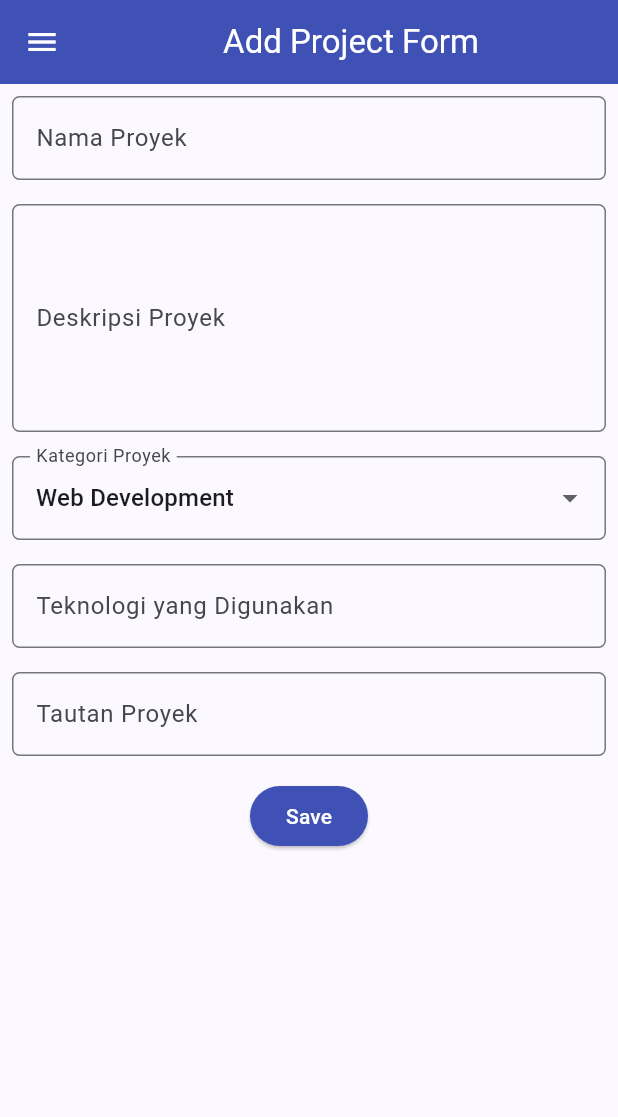
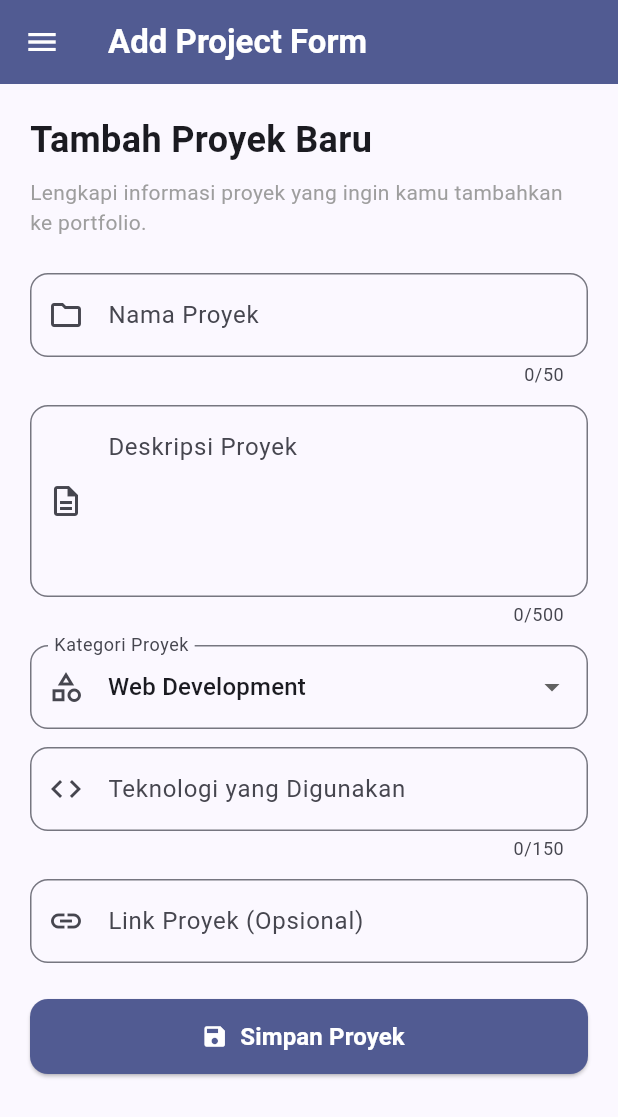
Before and after one commit to ranifaizah/myportofolio_mobile, a Flutter app: the screen it shows after launch, in the side drawer, after a tap on "Add Project", on a phone screen of 412 x 824 dp. Shown: the top 1117 px of the screen. Run offline on Flutter 3.47's test engine with Material 3 defaults, Android fonts, the phone set to English and light mode, and no system bars; our stand-ins replace material_ui.

Commit message:
edit: project form.dart to check validation

```diff
--- a/lib/screens/project_form.dart
+++ b/lib/screens/project_form.dart
@@ -9,13 +9,20 @@ class ProjectFormPage extends StatefulWidget {
 }
 
 class _ProjectFormPageState extends State<ProjectFormPage> {
+  // Global key untuk validasi form
   final _formKey = GlobalKey<FormState>();
 
-  String _projectName = "";
-  String _description = "";
-  String _category = "Web Development";
-  String _technologies = "";
-  String _projectLink = "";
+  // Controller untuk setiap input
+  final TextEditingController _projectNameController = TextEditingController();
+
+  final TextEditingController _descriptionController = TextEditingController();
+
+  final TextEditingController _technologiesController = TextEditingController();
+
+  final TextEditingController _projectLinkController = TextEditingController();
+
+  // Kategori proyek
+  String? _category = 'Web Development';
 
   final List<String> _categories = [
     'Web Development',
@@ -25,197 +32,273 @@ class _ProjectFormPageState extends State<ProjectFormPage> {
     'Other',
   ];
 
+  // Membersihkan controller ketika halaman ditutup
+  @override
+  void dispose() {
+    _projectNameController.dispose();
+    _descriptionController.dispose();
+    _technologiesController.dispose();
+    _projectLinkController.dispose();
+    super.dispose();
+  }
+
+  // Fungsi menyimpan data
+  void _saveProject() {
+    if (_formKey.currentState!.validate()) {
+      FocusScope.of(context).unfocus();
+
+      showDialog(
+        context: context,
+        builder: (context) {
+          return AlertDialog(
+            title: const Text('Proyek Berhasil Ditambahkan!'),
+            content: SingleChildScrollView(
+              child: Column(
+                crossAxisAlignment: CrossAxisAlignment.start,
+                mainAxisSize: MainAxisSize.min,
+                children: [
+                  Text('Nama Proyek: ${_projectNameController.text.trim()}'),
+                  const SizedBox(height: 8),
+                  Text('Deskripsi: ${_descriptionController.text.trim()}'),
+                  const SizedBox(height: 8),
+                  Text('Kategori: $_category'),
+                  const SizedBox(height: 8),
+                  Text(
+                    'Teknologi: ${_technologiesController.text.trim().isEmpty ? "-" : _technologiesController.text.trim()}',
+                  ),
+                  const SizedBox(height: 8),
+                  Text(
+                    'Link: ${_projectLinkController.text.trim().isEmpty ? "-" : _projectLinkController.text.trim()}',
+                  ),
+                ],
+              ),
+            ),
+            actions: [
+              TextButton(
+                onPressed: () {
+                  Navigator.pop(context);
+                },
+                child: const Text('OK'),
+              ),
+            ],
+          );
+        },
+      );
+    }
+  }
+
   @override
   Widget build(BuildContext context) {
     return Scaffold(
       appBar: AppBar(
-        title: const Center(child: Text('Add Project Form')),
-        backgroundColor: Colors.indigo,
+        title: const Text(
+          'Add Project Form',
+          style: TextStyle(fontWeight: FontWeight.bold),
+        ),
+        backgroundColor: Theme.of(context).colorScheme.primary,
         foregroundColor: Colors.white,
       ),
 
       drawer: const LeftDrawer(),
 
-      body: Form(
-        key: _formKey,
+      // Form dibuat scrollable agar nyaman pada layar kecil
+      body: SafeArea(
         child: SingleChildScrollView(
-          child: Column(
-            crossAxisAlignment: CrossAxisAlignment.start,
-            children: [
-              // === Project Name ===
-              Padding(
-                padding: const EdgeInsets.all(8.0),
-                child: TextFormField(
+          keyboardDismissBehavior: ScrollViewKeyboardDismissBehavior.onDrag,
+          padding: const EdgeInsets.all(20),
+
+          child: Form(
+            key: _formKey,
+
+            child: Column(
+              crossAxisAlignment: CrossAxisAlignment.start,
+              children: [
+                const Text(
+                  'Tambah Proyek Baru',
+                  style: TextStyle(fontSize: 24, fontWeight: FontWeight.bold),
+                ),
+
+                const SizedBox(height: 8),
+
+                const Text(
+                  'Lengkapi informasi proyek yang ingin kamu tambahkan ke portfolio.',
+                  style: TextStyle(color: Colors.grey, fontSize: 14),
+                ),
+
+                const SizedBox(height: 24),
+
+                // 1. Nama Proyek
+                TextFormField(
+                  controller: _projectNameController,
+                  maxLength: 50,
+                  textInputAction: TextInputAction.next,
                   decoration: InputDecoration(
-                    hintText: "Nama Proyek",
-                    labelText: "Nama Proyek",
+                    labelText: 'Nama Proyek',
+                    hintText: 'Masukkan nama proyek',
+                    prefixIcon: const Icon(Icons.folder_outlined),
                     border: OutlineInputBorder(
-                      borderRadius: BorderRadius.circular(5.0),
+                      borderRadius: BorderRadius.circular(12),
                     ),
                   ),
-                  onChanged: (String? value) {
-                    setState(() {
-                      _projectName = value!;
-                    });
-                  },
-                  validator: (String? value) {
+                  validator: (value) {
                     if (value == null || value.trim().isEmpty) {
-                      return "Nama proyek tidak boleh kosong!";
+                      return 'Nama proyek wajib diisi!';
                     }
+
+                    if (value.trim().length > 50) {
+                      return 'Nama proyek maksimal 50 karakter!';
+                    }
+
                     return null;
                   },
                 ),
-              ),
 
-              // === Description ===
-              Padding(
-                padding: const EdgeInsets.all(8.0),
-                child: TextFormField(
-                  maxLines: 5,
+                const SizedBox(height: 12),
+
+                // 2. Deskripsi
+                TextFormField(
+                  controller: _descriptionController,
+                  maxLength: 500,
+                  maxLines: 4,
                   decoration: InputDecoration(
-                    hintText: "Deskripsi Proyek",
-                    labelText: "Deskripsi Proyek",
+                    labelText: 'Deskripsi Proyek',
+                    hintText: 'Jelaskan proyek yang kamu kerjakan',
+                    alignLabelWithHint: true,
+                    prefixIcon: const Icon(Icons.description_outlined),
                     border: OutlineInputBorder(
-                      borderRadius: BorderRadius.circular(5.0),
+                      borderRadius: BorderRadius.circular(12),
                     ),
                   ),
-                  onChanged: (String? value) {
-                    setState(() {
-                      _description = value!;
-                    });
-                  },
-                  validator: (String? value) {
+                  validator: (value) {
                     if (value == null || value.trim().isEmpty) {
-                      return "Deskripsi proyek tidak boleh kosong!";
+                      return 'Deskripsi proyek wajib diisi!';
                     }
+
+                    if (value.trim().length > 500) {
+                      return 'Deskripsi maksimal 500 karakter!';
+                    }
+
                     return null;
                   },
                 ),
-              ),
 
-              // === Category ===
-              Padding(
-                padding: const EdgeInsets.all(8.0),
-                child: DropdownButtonFormField<String>(
+                const SizedBox(height: 12),
+
+                // 3. Kategori Proyek
+                DropdownButtonFormField<String>(
+                  initialValue: _category,
                   decoration: InputDecoration(
-                    labelText: "Kategori Proyek",
+                    labelText: 'Kategori Proyek',
+                    prefixIcon: const Icon(Icons.category_outlined),
                     border: OutlineInputBorder(
-                      borderRadius: BorderRadius.circular(5.0),
+                      borderRadius: BorderRadius.circular(12),
                     ),
                   ),
-                  initialValue: _category,
-                  items: _categories
-                      .map(
-                        (category) => DropdownMenuItem(
-                          value: category,
-                          child: Text(category),
-                        ),
-                      )
-                      .toList(),
-                  onChanged: (String? newValue) {
+                  items: _categories.map((category) {
+                    return DropdownMenuItem(
+                      value: category,
+                      child: Text(category),
+                    );
+                  }).toList(),
+                  onChanged: (value) {
                     setState(() {
-                      _category = newValue!;
+                      _category = value;
                     });
                   },
+                  validator: (value) {
+                    if (value == null || value.trim().isEmpty) {
+                      return 'Kategori proyek wajib dipilih!';
+                    }
+
+                    return null;
+                  },
                 ),
-              ),
 
-              // === Technologies ===
-              Padding(
-                padding: const EdgeInsets.all(8.0),
-                child: TextFormField(
+                const SizedBox(height: 12),
+
+                // 4. Teknologi
+                TextFormField(
+                  controller: _technologiesController,
+                  maxLength: 150,
+                  textInputAction: TextInputAction.next,
                   decoration: InputDecoration(
-                    hintText: "Contoh: Flutter, Django, Figma",
-                    labelText: "Teknologi yang Digunakan",
+                    labelText: 'Teknologi yang Digunakan',
+                    hintText: 'Contoh: Flutter, Python, Figma',
+                    prefixIcon: const Icon(Icons.code),
                     border: OutlineInputBorder(
-                      borderRadius: BorderRadius.circular(5.0),
+                      borderRadius: BorderRadius.circular(12),
                     ),
                   ),
-                  onChanged: (String? value) {
-                    setState(() {
-                      _technologies = value!;
-                    });
+                  validator: (value) {
+                    if (value != null && value.trim().length > 150) {
+                      return 'Teknologi maksimal 150 karakter!';
+                    }
+
+                    return null;
                   },
                 ),
-              ),
 
-              // === Project Link ===
-              Padding(
-                padding: const EdgeInsets.all(8.0),
-                child: TextFormField(
+                const SizedBox(height: 12),
+
+                // 5. Link Proyek
+                TextFormField(
+                  controller: _projectLinkController,
+                  keyboardType: TextInputType.url,
                   decoration: InputDecoration(
-                    hintText: "URL Proyek (opsional)",
-                    labelText: "Tautan Proyek",
+                    labelText: 'Link Proyek (Opsional)',
+                    hintText: 'https://github.com/username/project',
+                    prefixIcon: const Icon(Icons.link),
                     border: OutlineInputBorder(
-                      borderRadius: BorderRadius.circular(5.0),
+                      borderRadius: BorderRadius.circular(12),
                     ),
                   ),
-                  onChanged: (String? value) {
-                    setState(() {
-                      _projectLink = value!;
-                    });
+                  validator: (value) {
+                    if (value == null || value.trim().isEmpty) {
+                      return null;
+                    }
+
+                    final uri = Uri.tryParse(value.trim());
+
+                    if (uri == null ||
+                        !uri.hasScheme ||
+                        (uri.scheme != 'http' && uri.scheme != 'https') ||
+                        uri.host.isEmpty) {
+                      return 'Masukkan URL yang valid!';
+                    }
+
+                    return null;
                   },
                 ),
-              ),
 
-              // === Tombol Simpan ===
-              Align(
-                alignment: Alignment.bottomCenter,
-                child: Padding(
-                  padding: const EdgeInsets.all(8.0),
-                  child: ElevatedButton(
-                    style: ButtonStyle(
-                      backgroundColor: WidgetStateProperty.all(Colors.indigo),
+                const SizedBox(height: 24),
+
+                // Tombol Simpan
+                SizedBox(
+                  width: double.infinity,
+                  height: 50,
+                  child: ElevatedButton.icon(
+                    onPressed: _saveProject,
+                    icon: const Icon(Icons.save, color: Colors.white),
+                    label: const Text(
+                      'Simpan Proyek',
+                      style: TextStyle(
+                        color: Colors.white,
+                        fontWeight: FontWeight.bold,
+                        fontSize: 16,
+                      ),
                     ),
-                    onPressed: () {
-                      if (_formKey.currentState!.validate()) {
-                        showDialog(
-                          context: context,
-                          builder: (context) {
-                            return AlertDialog(
-                              title: const Text('Proyek berhasil ditambahkan!'),
-                              content: SingleChildScrollView(
-                                child: Column(
-                                  crossAxisAlignment: CrossAxisAlignment.start,
-                                  children: [
-                                    Text('Nama Proyek: $_projectName'),
-                                    Text('Deskripsi: $_description'),
-                                    Text('Kategori: $_category'),
-                                    Text('Teknologi: $_technologies'),
-                                    Text('Tautan: $_projectLink'),
-                                  ],
-                                ),
-                              ),
-                              actions: [
-                                TextButton(
-                                  child: const Text('OK'),
-                                  onPressed: () {
-                                    Navigator.pop(context);
-                                    _formKey.currentState!.reset();
-
-                                    setState(() {
-                                      _projectName = "";
-                                      _description = "";
-                                      _category = "Web Development";
-                                      _technologies = "";
-                                      _projectLink = "";
-                                    });
-                                  },
-                                ),
-                              ],
-                            );
-                          },
-                        );
-                      }
-                    },
-                    child: const Text(
-                      "Save",
-                      style: TextStyle(color: Colors.white),
+                    style: ElevatedButton.styleFrom(
+                      backgroundColor: Theme.of(context).colorScheme.primary,
+                      shape: RoundedRectangleBorder(
+                        borderRadius: BorderRadius.circular(12),
+                      ),
                     ),
                   ),
                 ),
-              ),
-            ],
+
+                const SizedBox(height: 20),
+              ],
+            ),
           ),
         ),
       ),
```
